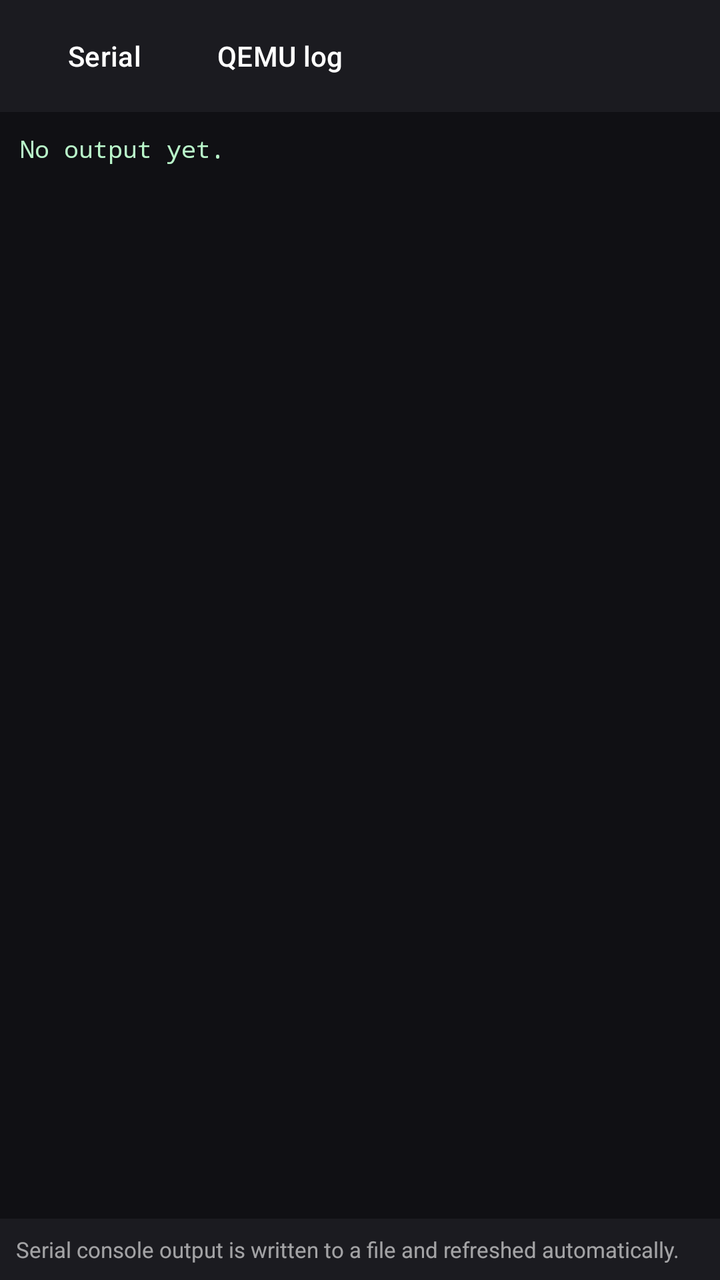
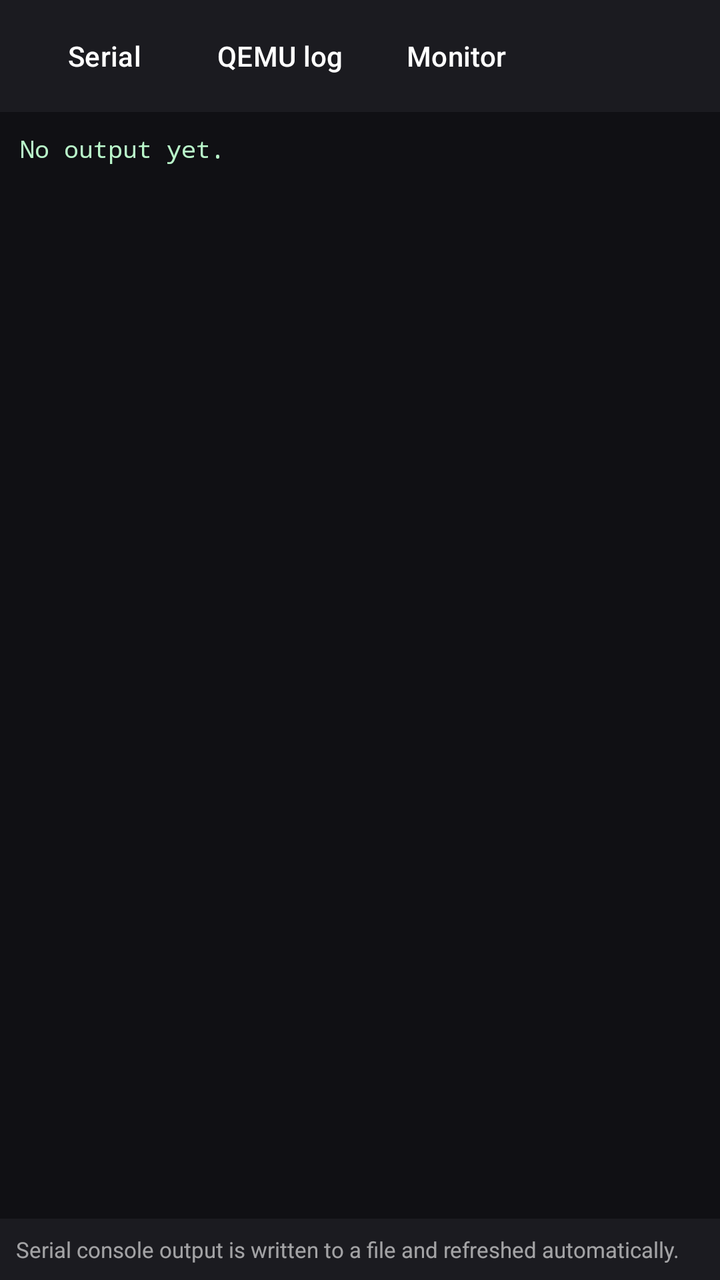

An Android layout rendered at two revisions. The XML below is the earlier revision; the diff shows what the commit changed to produce the second picture.
<!-- AndroidManifest.xml: application theme Theme.IA64Emu -->
<!-- res/layout/fragment_serial.xml -->
<?xml version="1.0" encoding="utf-8"?>
<LinearLayout xmlns:android="http://schemas.android.com/apk/res/android"
    android:layout_width="match_parent"
    android:layout_height="match_parent"
    android:background="#FF101014"
    android:orientation="vertical">

    <LinearLayout
        android:layout_width="match_parent"
        android:layout_height="wrap_content"
        android:background="#FF1B1B20"
        android:orientation="horizontal"
        android:paddingHorizontal="8dp"
        android:paddingVertical="4dp">

        <com.google.android.material.button.MaterialButton
            android:id="@+id/btnTabSerial"
            style="@style/Widget.Material3.Button.TextButton"
            android:layout_width="wrap_content"
            android:layout_height="wrap_content"
            android:text="@string/serial_tab_serial"
            android:textColor="#FFFFFFFF" />

        <com.google.android.material.button.MaterialButton
            android:id="@+id/btnTabQemu"
            style="@style/Widget.Material3.Button.TextButton"
            android:layout_width="wrap_content"
            android:layout_height="wrap_content"
            android:text="@string/serial_tab_qemu"
            android:textColor="#FFFFFFFF" />
    </LinearLayout>

    <ScrollView
        android:id="@+id/logScroll"
        android:layout_width="match_parent"
        android:layout_height="0dp"
        android:layout_weight="1"
        android:padding="10dp">

        <TextView
            android:id="@+id/logText"
            android:layout_width="match_parent"
            android:layout_height="wrap_content"
            android:fontFamily="monospace"
            android:text="@string/serial_empty"
            android:textColor="#FFB9F6CA"
            android:textIsSelectable="true"
            android:textSize="12sp" />
    </ScrollView>

    <TextView
        android:id="@+id/textSerialHint"
        android:layout_width="match_parent"
        android:layout_height="wrap_content"
        android:background="#FF1B1B20"
        android:padding="8dp"
        android:text="@string/serial_hint"
        android:textColor="#99FFFFFF"
        android:textSize="11sp" />
</LinearLayout>
<!-- resources referenced by this layout -->
<resources>
  <string name="serial_empty">No output yet.</string>
  <string name="serial_hint">Serial console output is written to a file and refreshed automatically.</string>
  <string name="serial_tab_qemu">QEMU log</string>
  <string name="serial_tab_serial">Serial</string>
  <style name="Theme.IA64Emu" parent="Base.Theme.IA64Emu" />
  <style name="Base.Theme.IA64Emu" parent="Theme.Material3.DayNight.NoActionBar">
          <item name="colorPrimary">@color/primary</item>
          <item name="colorOnPrimary">@color/on_primary</item>
          <item name="colorPrimaryContainer">@color/primary_container</item>
          <item name="colorOnPrimaryContainer">@color/on_primary_container</item>
          <item name="colorSecondary">@color/secondary</item>
          <item name="colorOnSecondary">@color/on_secondary</item>
          <item name="colorSecondaryContainer">@color/secondary_container</item>
          <item name="colorOnSecondaryContainer">@color/on_secondary_container</item>
          <item name="android:windowBackground">?attr/colorSurface</item>
      </style>
  <color name="primary">#FF1A6FB5</color>
  <color name="on_primary">#FFFFFFFF</color>
  <color name="primary_container">#FFD5E3FF</color>
  <color name="on_primary_container">#FF001C38</color>
  <color name="secondary">#FF006A67</color>
  <color name="on_secondary">#FFFFFFFF</color>
  <color name="secondary_container">#FF9CF1ED</color>
  <color name="on_secondary_container">#FF00201F</color>
</resources>

<!-- the commit's change to res/layout/fragment_serial.xml (unified diff, before → after) -->
@@ -28,6 +28,14 @@
             android:layout_height="wrap_content"
             android:text="@string/serial_tab_qemu"
             android:textColor="#FFFFFFFF" />
+
+        <com.google.android.material.button.MaterialButton
+            android:id="@+id/btnTabMonitor"
+            style="@style/Widget.Material3.Button.TextButton"
+            android:layout_width="wrap_content"
+            android:layout_height="wrap_content"
+            android:text="@string/serial_tab_monitor"
+            android:textColor="#FFFFFFFF" />
     </LinearLayout>
 
     <ScrollView
@@ -48,6 +56,39 @@
             android:textSize="12sp" />
     </ScrollView>
 
+    <LinearLayout
+        android:id="@+id/monitorInputBar"
+        android:layout_width="match_parent"
+        android:layout_height="wrap_content"
+        android:background="#FF1B1B20"
+        android:gravity="center_vertical"
+        android:orientation="horizontal"
+        android:paddingHorizontal="8dp"
+        android:paddingVertical="4dp"
+        android:visibility="gone">
+
+        <androidx.appcompat.widget.AppCompatEditText
+            android:id="@+id/monitorCommand"
+            android:layout_width="0dp"
+            android:layout_height="wrap_content"
+            android:layout_weight="1"
+            android:hint="@string/monitor_command_hint"
+            android:imeOptions="actionSend"
+            android:inputType="text"
+            android:maxLines="1"
+            android:textColor="#FFFFFFFF"
+            android:textColorHint="#80FFFFFF"
+            android:textSize="13sp" />
+
+        <com.google.android.material.button.MaterialButton
+            android:id="@+id/btnSendMonitor"
+            style="@style/Widget.Material3.Button.TextButton"
+            android:layout_width="wrap_content"
+            android:layout_height="wrap_content"
+            android:text="@string/btn_send_command"
+            android:textColor="#FFFFFFFF" />
+    </LinearLayout>
+
     <TextView
         android:id="@+id/textSerialHint"
         android:layout_width="match_parent"
<!-- resource entries referenced after the edit -->
@@ -1,7 +1,10 @@
 <!-- resources referenced by this layout -->
 <resources>
+  <string name="btn_send_command">Send</string>
+  <string name="monitor_command_hint">Enter a monitor command</string>
   <string name="serial_empty">No output yet.</string>
   <string name="serial_hint">Serial console output is written to a file and refreshed automatically.</string>
+  <string name="serial_tab_monitor">Monitor</string>
   <string name="serial_tab_qemu">QEMU log</string>
   <string name="serial_tab_serial">Serial</string>
   <style name="Theme.IA64Emu" parent="Base.Theme.IA64Emu" />
